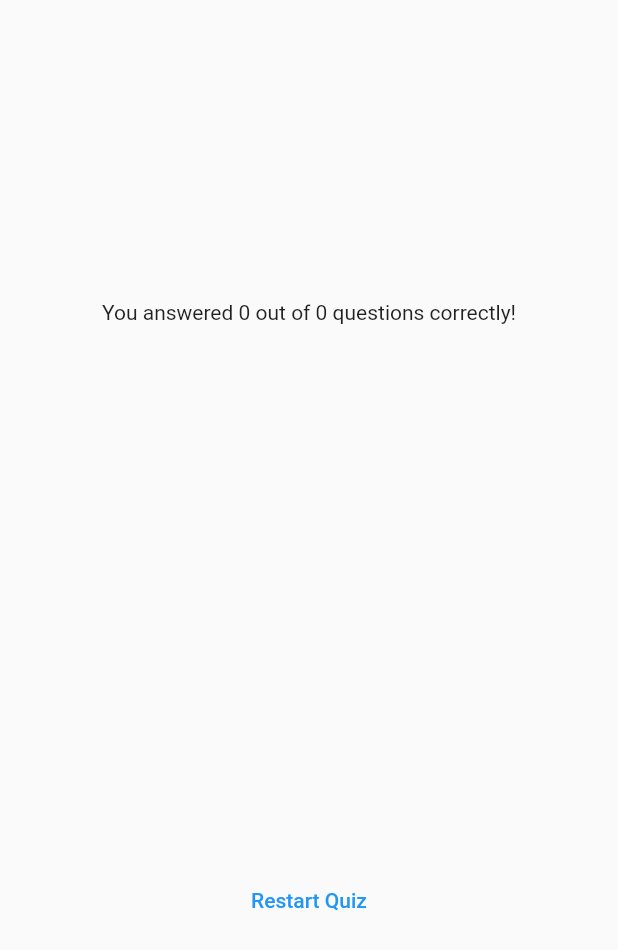
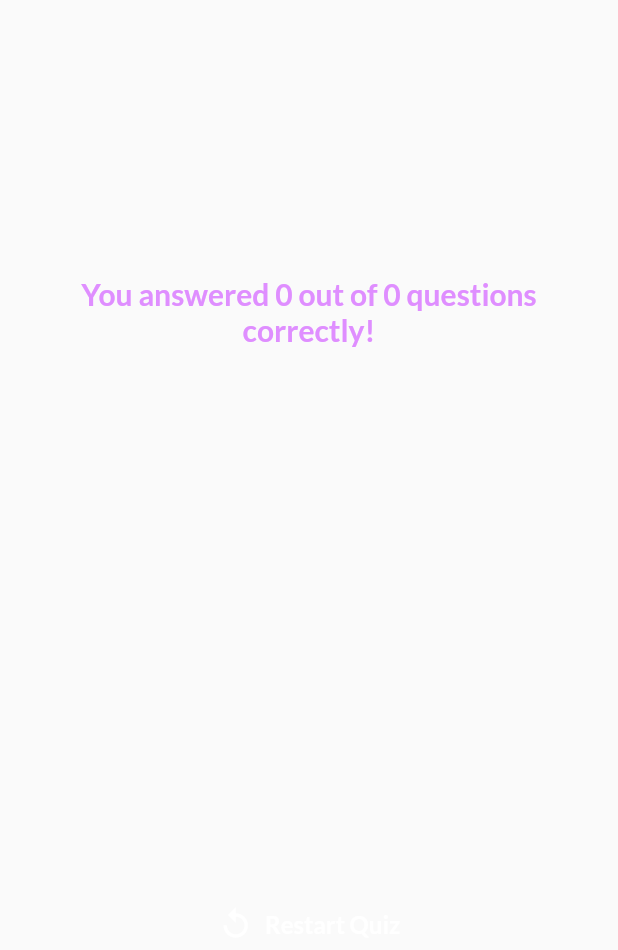
Before and after one commit to deepBn/adv_basics, a Flutter app: the ResultsScreen widget shown alone on an empty page, opened directly with empty values, on a phone screen of 412 x 824 dp. Shown: the top 950 px of the screen. Run offline on Flutter 3.47's test engine with Material 2 defaults, Android fonts, the phone set to English and light mode, and no system bars; our stand-ins replace google_fonts.

Commit message:
Styling the results screen

```diff
--- a/lib/results_screen.dart
+++ b/lib/results_screen.dart
@@ -1,9 +1,13 @@
 import 'package:adv_basics/data/questions.dart';
 import 'package:adv_basics/questions_summary.dart';
 import 'package:flutter/material.dart';
+import 'package:google_fonts/google_fonts.dart';
 
 class ResultsScreen extends StatelessWidget {
-  const ResultsScreen({super.key, required this.chosenAnswers});
+  const ResultsScreen(
+      {super.key, required this.chosenAnswers, required this.resetQuiz});
+
+  final void Function() resetQuiz;
 
   final List<String> chosenAnswers;
 
@@ -38,7 +42,14 @@ class ResultsScreen extends StatelessWidget {
           mainAxisAlignment: MainAxisAlignment.center,
           children: [
             Text(
-                "You answered $numCorrectQuestions out of $numberTotalQuestions questions correctly!"),
+              "You answered $numCorrectQuestions out of $numberTotalQuestions questions correctly!",
+              style: GoogleFonts.lato(
+                color: Color.fromARGB(255, 223, 142, 255),
+                fontSize: 20,
+                fontWeight: FontWeight.bold,
+              ),
+              textAlign: TextAlign.center,
+            ),
             const SizedBox(
               height: 30,
             ),
@@ -46,10 +57,18 @@ class ResultsScreen extends StatelessWidget {
             const SizedBox(
               height: 30,
             ),
-            TextButton(
-              onPressed: () {},
-              child: const Text("Restart Quiz"),
-            )
+            TextButton.icon(
+              onPressed: resetQuiz,
+              style: TextButton.styleFrom(
+                foregroundColor: Colors.white,
+                textStyle: GoogleFonts.lato(
+                  fontSize: 16,
+                  fontWeight: FontWeight.bold,
+                ),
+              ),
+              label: const Text("Restart Quiz"),
+              icon: const Icon(Icons.replay_outlined),
+            ),
           ],
         ),
       ),
```
Also changed, not shown: lib/questions_summary.dart (+47 -5 lines), lib/quiz.dart (+8 -0 lines).
